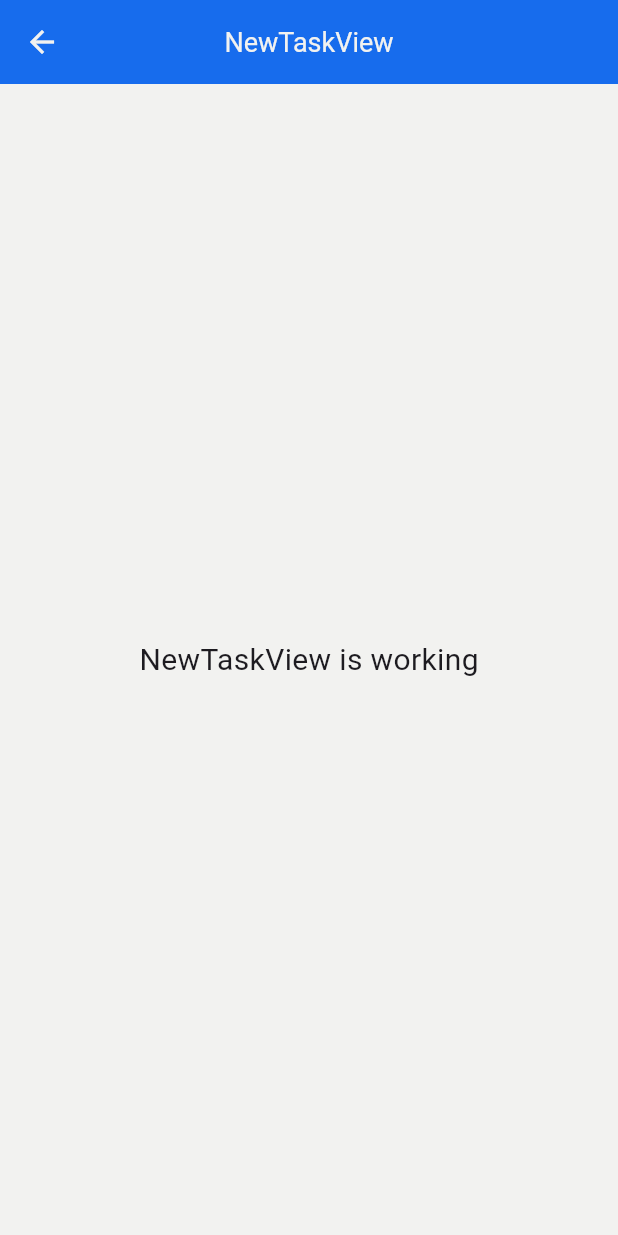
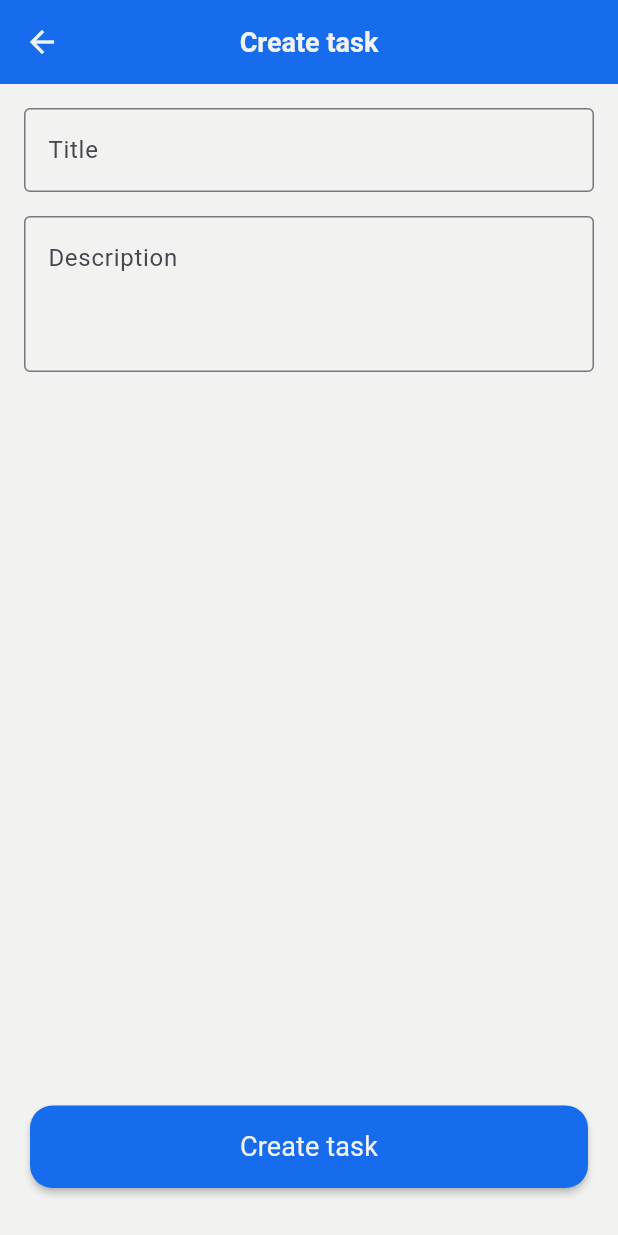
Before and after one commit to srios007/to_do_app, a Flutter app: the NewTaskView screen opened by its route, on a phone screen of 412 x 824 dp. Run offline on Flutter 3.47's test engine with Material 3 defaults, Android fonts, the phone set to English and light mode, and no system bars; our stand-ins replace cloud_firestore, connectivity_plus, firebase_auth, firebase_core, flutter_dotenv, get and 2 more; accounts and stored records are empty; generated files the repository leaves out were written again.

```diff
--- a/lib/app/modules/new_task/views/new_task_view.dart
+++ b/lib/app/modules/new_task/views/new_task_view.dart
@@ -2,6 +2,7 @@ import 'package:flutter/material.dart';
 
 import 'package:get/get.dart';
 
+import '../../../widgets/widgets.dart';
 import '../controllers/new_task_controller.dart';
 
 class NewTaskView extends GetView<NewTaskController> {
@@ -10,15 +11,68 @@ class NewTaskView extends GetView<NewTaskController> {
   Widget build(BuildContext context) {
     return Scaffold(
       appBar: AppBar(
-        title: const Text('NewTaskView'),
-        centerTitle: true,
+        title: const Text(
+          'Create task',
+          style: TextStyle(fontWeight: FontWeight.w600),
+        ),
       ),
-      body: const Center(
-        child: Text(
-          'NewTaskView is working',
-          style: TextStyle(fontSize: 20),
-        ),
+      body: CustomScrollView(
+        slivers: [
+          SliverFillRemaining(
+            hasScrollBody: false,
+            child: Padding(
+              padding: const EdgeInsets.symmetric(horizontal: 16.0),
+              child: Form(
+                key: controller.formKey,
+                child: Column(
+                  children: [
+                    const SizedBox(height: 16.0),
+                    _buildTitleField(),
+                    const SizedBox(height: 16.0),
+                    _buildDescriptionField(),
+                    const SizedBox(height: 16.0),
+                    const Spacer(),
+                    CustomButton(
+                      onPressed: controller.submitForm,
+                      buttonText: 'Create task',
+                      isLoading: false.obs,
+                    ),
+                    const SizedBox(height: 32.0),
+                  ],
+                ),
+              ),
+            ),
+          ),
+        ],
       ),
     );
   }
+
+  Widget _buildTitleField() {
+    return TextFormField(
+      controller: controller.titleController,
+      decoration: const InputDecoration(
+        labelText: 'Title',
+        border: OutlineInputBorder(),
+      ),
+      validator: (value) {
+        if (value == null || value.isEmpty) {
+          return 'Please enter a title';
+        }
+        return null;
+      },
+    );
+  }
+
+  Widget _buildDescriptionField() {
+    return TextFormField(
+      controller: controller.descriptionController,
+      decoration: const InputDecoration(
+        alignLabelWithHint: true,
+        labelText: 'Description',
+        border: OutlineInputBorder(),
+      ),
+      maxLines: 3,
+    );
+  }
 }
--- a/lib/app/services/firebase/model/task_service.dart
+++ b/lib/app/services/firebase/model/task_service.dart
@@ -6,6 +6,7 @@ import '../firestore_service.dart';
 class TaskService extends GetxService {
   final FirestoreService _firestoreService = Get.put(FirestoreService());
   final taskReference = FirestoreReferences.tasks;
+
   /// Create a new task
   Future<bool> createTask(TaskModel task) async {
     return _firestoreService.createDocument(
@@ -33,6 +34,7 @@ class TaskService extends GetxService {
     final querySnapshot = await _firestoreService.getCollectionById(
       collectionName: taskReference,
       value: userId,
+      field: 'userId',
     );
     return querySnapshot.map((doc) => TaskModel.fromJson(doc)).toList();
   }
--- a/lib/l10n/app_en.arb
+++ b/lib/l10n/app_en.arb
@@ -9,12 +9,14 @@
   "forgot_password": "Forgot my password",
   "lastname_hint": "Enter your last name",
   "lastname": "Last Name",
+  "latest":"Latest tasks",
   "login": "Login",
   "name_hint": "Enter your name",
   "name": "Name",
   "no_account": "Don't have an account? ",
   "no_user_found": "No user found for that email.",
   "notCompleted":"Not completed",
+  "older": "Más antiguas",
   "password_hint": "Enter your password",
   "password_reset_email_sent": "Password reset email sent",
   "password": "Password",
```
Also changed, not shown: lib/app/models/task/task_model.dart (+8 -5 lines), lib/app/models/task/task_model_builder.dart (+12 -3 lines), lib/app/modules/home/controllers/home_controller.dart (+38 -10 lines), lib/app/modules/home/views/home_view.dart (+22 -18 lines), lib/app/modules/home/widgets/filters.dart (+1 -6 lines), lib/app/modules/home/widgets/task_container.dart (+7 -8 lines), lib/app/modules/new_task/controllers/new_task_controller.dart (+23 -15 lines), lib/app/services/firebase/firestore_service.dart (+7 -3 lines), lib/l10n/app_es.arb (+6 -4 lines), lib/app/models/task/task_model.g.dart.
